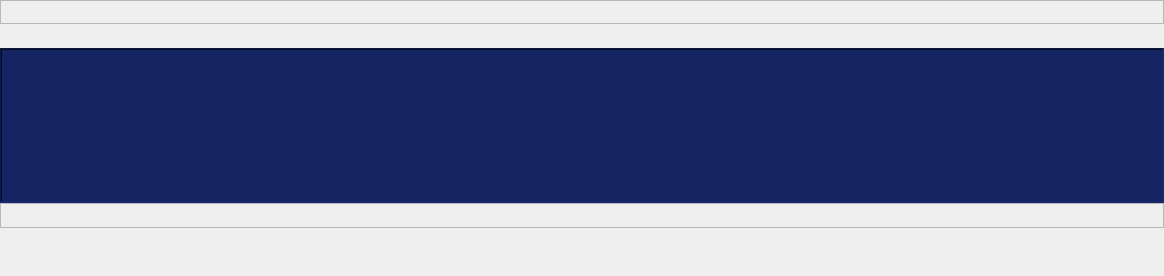
First picture: the form in src/ui/consoletab.ui, repository solaristhesun/superterm, before the edit.
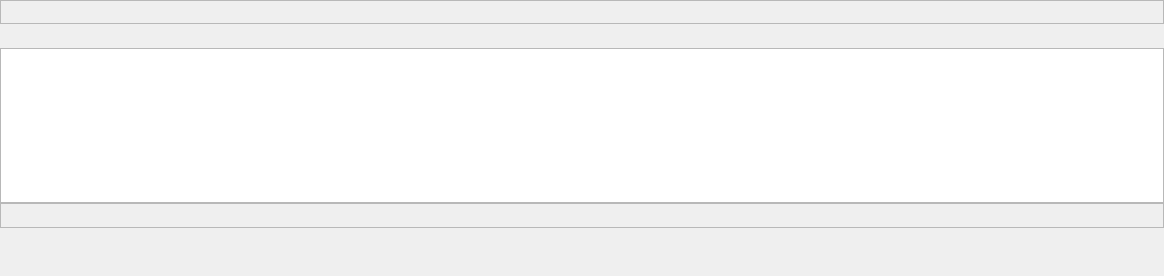
Second picture: the form after the edit. Custom widgets are drawn as their Qt base class.

```diff
--- a/src/ui/consoletab.ui
+++ b/src/ui/consoletab.ui
@@ -72,13 +72,11 @@
       </property>
      </widget>
      <widget class="ConsoleView" name="consoleView">
-      <property name="styleSheet">
-       <string notr="true">QListView {
-background-color: #142462;
-}</string>
-      </property>
       <property name="frameShape">
-       <enum>QFrame::WinPanel</enum>
+       <enum>QFrame::StyledPanel</enum>
+      </property>
+      <property name="frameShadow">
+       <enum>QFrame::Plain</enum>
       </property>
       <property name="showDropIndicator" stdset="0">
        <bool>false</bool>
```
